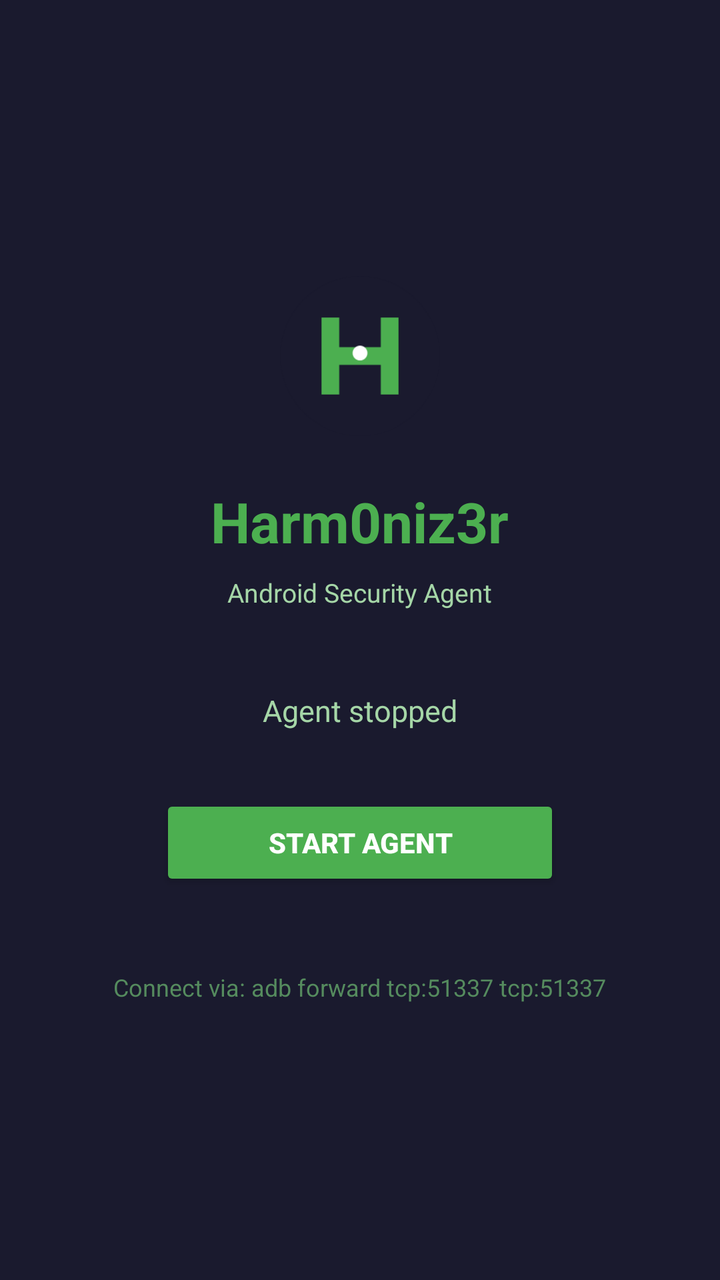
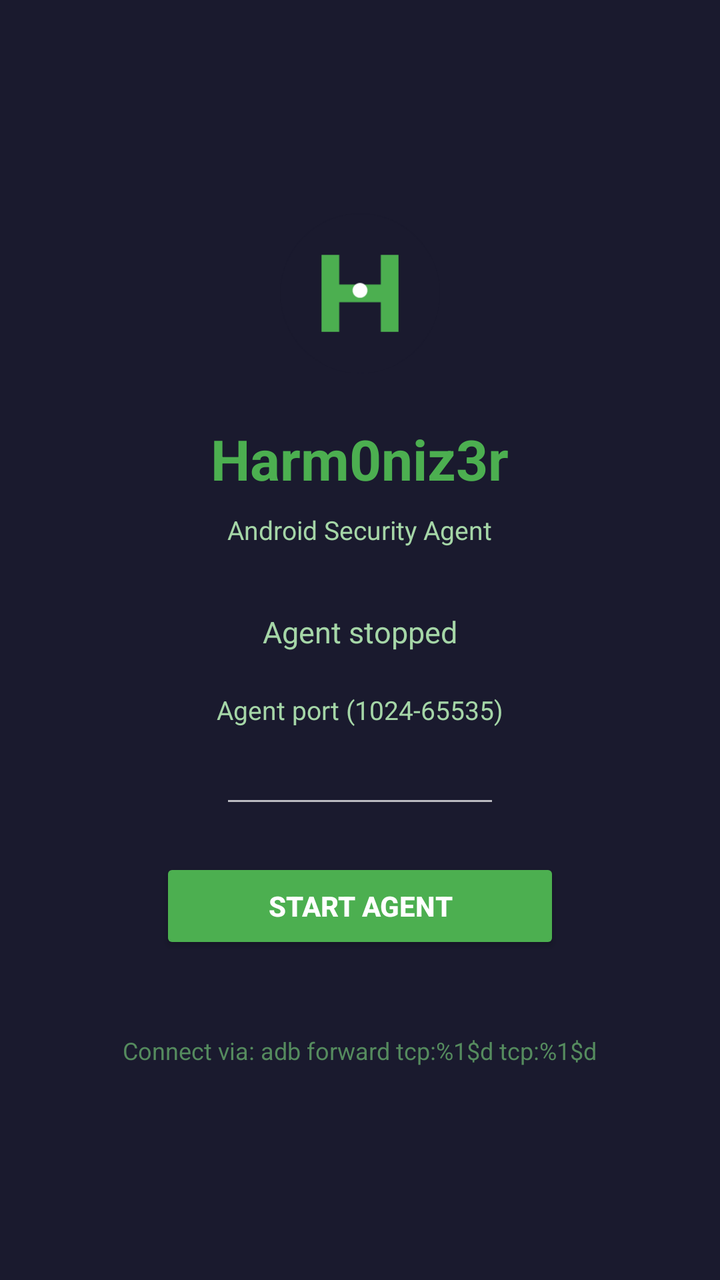

An Android layout rendered at two revisions. The XML below is the earlier revision; the diff shows what the commit changed to produce the second picture.
<!-- AndroidManifest.xml: application theme AppTheme -->
<!-- res/layout/activity_main.xml -->
<?xml version="1.0" encoding="utf-8"?>
<LinearLayout xmlns:android="http://schemas.android.com/apk/res/android"
    android:layout_width="match_parent"
    android:layout_height="match_parent"
    android:orientation="vertical"
    android:gravity="center"
    android:padding="32dp"
    android:background="#1A1A2E">

    <ImageView
        android:layout_width="80dp"
        android:layout_height="80dp"
        android:layout_marginBottom="24dp"
        android:src="@drawable/ic_launcher"
        android:contentDescription="@string/app_name" />

    <TextView
        android:layout_width="wrap_content"
        android:layout_height="wrap_content"
        android:text="@string/app_name"
        android:textColor="#4CAF50"
        android:textSize="28sp"
        android:textStyle="bold"
        android:layout_marginBottom="8dp" />

    <TextView
        android:layout_width="wrap_content"
        android:layout_height="wrap_content"
        android:text="@string/subtitle"
        android:textColor="#A5D6A7"
        android:textSize="13sp"
        android:layout_marginBottom="40dp" />

    <TextView
        android:id="@+id/statusText"
        android:layout_width="wrap_content"
        android:layout_height="wrap_content"
        android:text="@string/status_stopped"
        android:textColor="#A5D6A7"
        android:textSize="15sp"
        android:layout_marginBottom="32dp" />

    <Button
        android:id="@+id/toggleButton"
        android:layout_width="200dp"
        android:layout_height="wrap_content"
        android:text="@string/start_service"
        android:backgroundTint="#4CAF50"
        android:textColor="#FFFFFF"
        android:textStyle="bold" />

    <TextView
        android:layout_width="wrap_content"
        android:layout_height="wrap_content"
        android:text="@string/port_hint"
        android:textColor="#558B5E"
        android:textSize="12sp"
        android:layout_marginTop="40dp" />

</LinearLayout>
<!-- resources referenced by this layout -->
<resources>
  <!-- drawable ic_launcher (drawable) -->
  <?xml version="1.0" encoding="utf-8"?>
  <vector xmlns:android="http://schemas.android.com/apk/res/android"
      android:width="108dp"
      android:height="108dp"
      android:viewportWidth="108"
      android:viewportHeight="108">
  
      
      <path
          android:fillColor="#1A1A2E"
          android:pathData="M54,54m-54,0a54,54 0,1 1,108 0a54,54 0,1 1,-108 0" />
  
      
      <path
          android:fillColor="#4CAF50"
          android:pathData="M28,28 L28,80 L40,80 L40,60 L68,60 L68,80 L80,80 L80,28 L68,28 L68,48 L40,48 L40,28 Z" />
  
      
      <path
          android:fillColor="#FFFFFF"
          android:pathData="M54,52m-5,0a5,5 0,1 1,10 0a5,5 0,1 1,-10 0" />
  
  </vector>
  <string name="app_name">Harm0niz3r</string>
  <string name="port_hint">Connect via: adb forward tcp:51337 tcp:51337</string>
  <string name="start_service">Start Agent</string>
  <string name="status_stopped">Agent stopped</string>
  <string name="subtitle">Android Security Agent</string>
  <style name="AppTheme" parent="Theme.AppCompat.NoActionBar">
          
          <item name="android:statusBarColor">#1A1A2E</item>
          
          <item name="android:windowBackground">#1A1A2E</item>
          
          <item name="colorPrimary">#4CAF50</item>
          <item name="colorPrimaryDark">#1A1A2E</item>
          <item name="colorAccent">#4CAF50</item>
      </style>
</resources>

<!-- the commit's change to res/layout/activity_main.xml (unified diff, before → after) -->
@@ -29,7 +29,7 @@
         android:text="@string/subtitle"
         android:textColor="#A5D6A7"
         android:textSize="13sp"
-        android:layout_marginBottom="40dp" />
+        android:layout_marginBottom="32dp" />
 
     <TextView
         android:id="@+id/statusText"
@@ -38,7 +38,28 @@
         android:text="@string/status_stopped"
         android:textColor="#A5D6A7"
         android:textSize="15sp"
-        android:layout_marginBottom="32dp" />
+        android:layout_marginBottom="20dp" />
+
+    <TextView
+        android:layout_width="wrap_content"
+        android:layout_height="wrap_content"
+        android:text="@string/port_label"
+        android:textColor="#A5D6A7"
+        android:textSize="13sp"
+        android:layout_marginBottom="4dp" />
+
+    <EditText
+        android:id="@+id/portEdit"
+        android:layout_width="140dp"
+        android:layout_height="wrap_content"
+        android:inputType="number"
+        android:maxLength="5"
+        android:textColor="#FFFFFF"
+        android:textColorHint="#80FFFFFF"
+        android:textSize="18sp"
+        android:gravity="center"
+        android:autofillHints="off"
+        android:layout_marginBottom="20dp" />
 
     <Button
         android:id="@+id/toggleButton"
@@ -50,11 +71,13 @@
         android:textStyle="bold" />
 
     <TextView
+        android:id="@+id/portHintText"
         android:layout_width="wrap_content"
         android:layout_height="wrap_content"
         android:text="@string/port_hint"
         android:textColor="#558B5E"
         android:textSize="12sp"
-        android:layout_marginTop="40dp" />
+        android:layout_marginTop="40dp"
+        android:gravity="center" />
 
 </LinearLayout>
<!-- resource entries referenced after the edit -->
@@ -25,7 +25,8 @@
   
   </vector>
   <string name="app_name">Harm0niz3r</string>
-  <string name="port_hint">Connect via: adb forward tcp:51337 tcp:51337</string>
+  <string name="port_hint">Connect via: adb forward tcp:%1$d tcp:%1$d</string>
+  <string name="port_label">Agent port (1024-65535)</string>
   <string name="start_service">Start Agent</string>
   <string name="status_stopped">Agent stopped</string>
   <string name="subtitle">Android Security Agent</string>
